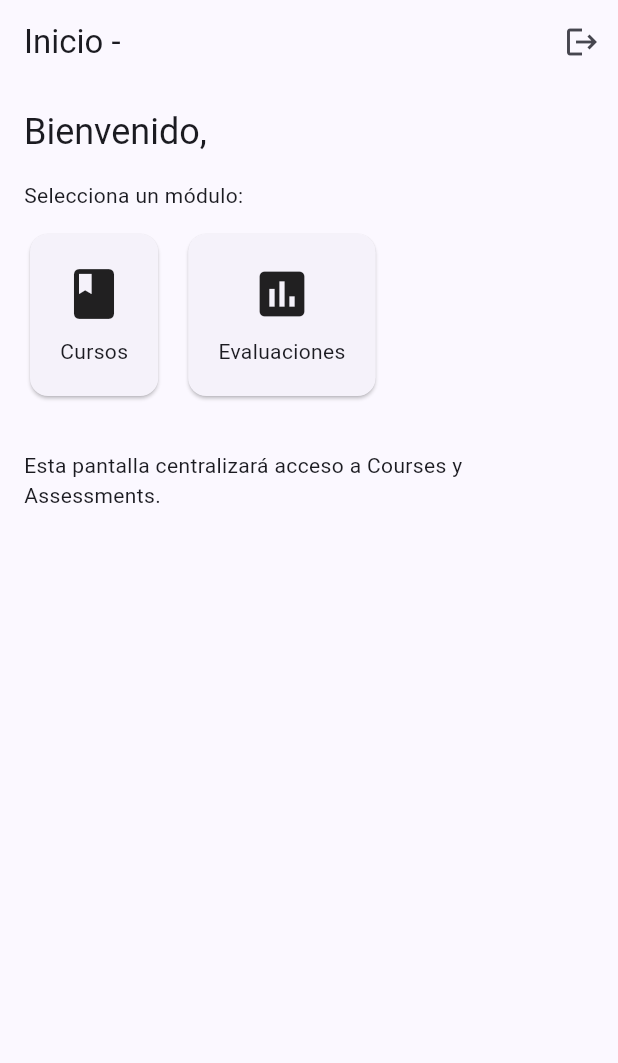
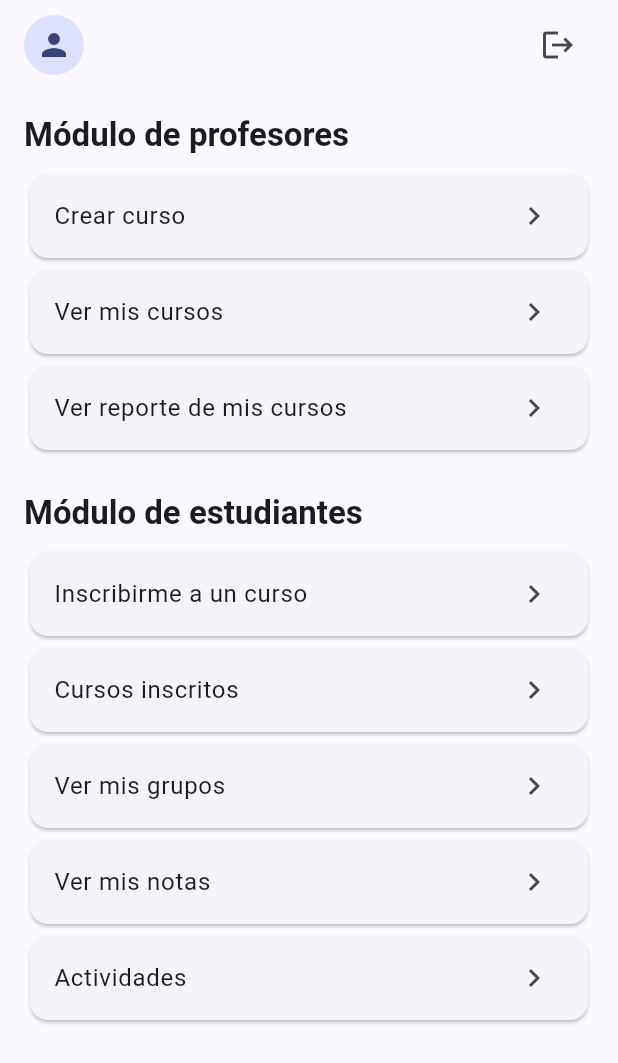
Before and after one commit to justineban/Student-Eval-App, a Flutter app: the HomePage screen opened directly, on a phone screen of 412 x 824 dp. Shown: the top 1063 px of the screen. Run offline on Flutter 3.47's test engine with Material 3 defaults, Android fonts, the phone set to English and light mode, and no system bars; our stand-ins replace get, hive, hive_flutter; accounts and stored records are empty.

Commit message:
Hive Implementation

```diff
--- a/lib/core/storage/hive_boxes.dart
+++ b/lib/core/storage/hive_boxes.dart
@@ -1,4 +1,6 @@
 class HiveBoxes {
   static const users = 'auth_users';
   static const session = 'auth_session';
+  static const courses = 'courses';
+  static const teacherCourses = 'teacher_courses_index';
 }
--- a/lib/core/storage/hive_init.dart
+++ b/lib/core/storage/hive_init.dart
@@ -7,5 +7,7 @@ Future<void> initHive() async {
   await Future.wait([
     Hive.openBox(HiveBoxes.users),
     Hive.openBox(HiveBoxes.session),
+    Hive.openBox(HiveBoxes.courses),
+    Hive.openBox(HiveBoxes.teacherCourses),
   ]);
 }
--- a/lib/features/auth/domain/repositories/auth_repository.dart
+++ b/lib/features/auth/domain/repositories/auth_repository.dart
@@ -8,4 +8,5 @@ abstract class AuthRepository {
   Future<UserModel?> register({required String name, required String email, required String password});
   Future<void> logout();
   UserModel? get currentUser;
+  Future<UserModel?> restoreSession();
 }
--- /dev/null
+++ b/lib/features/auth/domain/use_cases/restore_session_use_case.dart
@@ -0,0 +1,9 @@
+import '../repositories/auth_repository.dart';
+import '../models/user_model.dart';
+
+class RestoreSessionUseCase {
+  final AuthRepository repository;
+  RestoreSessionUseCase(this.repository);
+
+  Future<UserModel?> call() => repository.restoreSession();
+}
--- /dev/null
+++ b/lib/features/courses/data/datasources/course_local_datasource.dart
@@ -0,0 +1,98 @@
+import 'package:hive/hive.dart';
+import '../../../../core/storage/hive_boxes.dart';
+import '../../domain/models/course_model.dart';
+
+abstract class CourseLocalDataSource {
+  Future<CourseModel> saveCourse(CourseModel course);
+  Future<List<CourseModel>> fetchCoursesByTeacher(String teacherId);
+}
+
+class InMemoryCourseLocalDataSource implements CourseLocalDataSource {
+  final List<CourseModel> _courses = [];
+
+  @override
+  Future<CourseModel> saveCourse(CourseModel course) async {
+    _courses.add(course);
+    return course;
+  }
+
+  @override
+  Future<List<CourseModel>> fetchCoursesByTeacher(String teacherId) async {
+    return _courses.where((c) => c.teacherId == teacherId).toList();
+  }
+}
+
+class HiveCourseLocalDataSource implements CourseLocalDataSource {
+  late final Box _coursesBox; // stores course maps keyed by course id
+  late final Box _teacherIndexBox; // maps teacherId -> List<String> courseIds
+
+  HiveCourseLocalDataSource({Box? coursesBox, Box? teacherIndexBox}) {
+    _coursesBox = coursesBox ?? Hive.box(HiveBoxes.courses);
+    _teacherIndexBox = teacherIndexBox ?? Hive.box(HiveBoxes.teacherCourses);
+  }
+
+  @override
+  Future<CourseModel> saveCourse(CourseModel course) async {
+    await _coursesBox.put(course.id, _toMap(course));
+    final key = course.teacherId;
+    final existing = (_teacherIndexBox.get(key) as List?)?.cast<String>() ?? <String>[];
+    if (!existing.contains(course.id)) {
+      existing.add(course.id);
+      await _teacherIndexBox.put(key, existing);
+    }
+    return course;
+  }
+
+  @override
+  Future<List<CourseModel>> fetchCoursesByTeacher(String teacherId) async {
+    final ids = (_teacherIndexBox.get(teacherId) as List?)?.cast<String>() ?? const <String>[];
+    final List<CourseModel> result = [];
+    for (final id in ids) {
+      final data = _coursesBox.get(id);
+      if (data is Map) {
+        result.add(_fromMap(data));
+      }
+    }
+    return result;
+  }
+
+  Map<String, dynamic> _toMap(CourseModel c) => {
+        'id': c.id,
+        'name': c.name,
+        'description': c.description,
+        'teacherId': c.teacherId,
+        'registrationCode': c.registrationCode,
+        'studentIds': c.studentIds,
+        'invitations': c.invitations,
+      };
+
+  CourseModel _fromMap(Map map) => CourseModel(
+        id: map['id'] as String,
+        name: map['name'] as String,
+        description: map['description'] as String,
+        teacherId: map['teacherId'] as String,
+        registrationCode: map['registrationCode'] as String,
+        studentIds: (map['studentIds'] as List?)?.cast<String>(),
+        invitations: (map['invitations'] as List?)?.cast<String>(),
+      );
+}
+
+// Remote datasource placeholder for future API integration
+abstract class CourseRemoteDataSource {
+  Future<CourseModel> createRemoteCourse({required String name, required String description, required String teacherId});
+  Future<List<CourseModel>> fetchRemoteCoursesByTeacher(String teacherId);
+}
+
+class StubCourseRemoteDataSource implements CourseRemoteDataSource {
+  @override
+  Future<CourseModel> createRemoteCourse({required String name, required String description, required String teacherId}) async {
+    // TODO: implement API call
+    throw UnimplementedError('Remote createCourse not implemented');
+  }
+
+  @override
+  Future<List<CourseModel>> fetchRemoteCoursesByTeacher(String teacherId) async {
+    // TODO: implement API call
+    return [];
+  }
+}
--- /dev/null
+++ b/lib/features/courses/domain/repositories/course_repository.dart
@@ -0,0 +1,6 @@
+import '../models/course_model.dart';
+
+abstract class CourseRepository {
+  Future<CourseModel> createCourse({required String name, required String description, required String teacherId});
+  Future<List<CourseModel>> getCoursesByTeacher(String teacherId);
+}
--- /dev/null
+++ b/lib/features/courses/domain/use_cases/create_course_use_case.dart
@@ -0,0 +1,11 @@
+import '../repositories/course_repository.dart';
+import '../models/course_model.dart';
+
+class CreateCourseUseCase {
+  final CourseRepository repository;
+  CreateCourseUseCase(this.repository);
+
+  Future<CourseModel> call({required String name, required String description, required String teacherId}) {
+    return repository.createCourse(name: name, description: description, teacherId: teacherId);
+  }
+}
--- /dev/null
+++ b/lib/features/courses/domain/use_cases/get_teacher_courses_use_case.dart
@@ -0,0 +1,11 @@
+import '../repositories/course_repository.dart';
+import '../models/course_model.dart';
+
+class GetTeacherCoursesUseCase {
+  final CourseRepository repository;
+  GetTeacherCoursesUseCase(this.repository);
+
+  Future<List<CourseModel>> call(String teacherId) {
+    return repository.getCoursesByTeacher(teacherId);
+  }
+}
--- /dev/null
+++ b/lib/features/courses/ui/controllers/course_controller.dart
@@ -0,0 +1,42 @@
+import 'package:get/get.dart';
+import '../../domain/models/course_model.dart';
+import '../../domain/use_cases/create_course_use_case.dart';
+import '../../domain/use_cases/get_teacher_courses_use_case.dart';
+
+class CourseController extends GetxController {
+  final CreateCourseUseCase createCourseUseCase;
+  final GetTeacherCoursesUseCase getTeacherCoursesUseCase;
+  CourseController({required this.createCourseUseCase, required this.getTeacherCoursesUseCase});
+
+  final loading = false.obs;
+  final courses = <CourseModel>[].obs;
+  final error = RxnString();
+
+  Future<void> loadTeacherCourses(String teacherId) async {
+    loading.value = true;
+    error.value = null;
+    try {
+      final list = await getTeacherCoursesUseCase(teacherId);
+      courses.assignAll(list);
+    } catch (e) {
+      error.value = 'Error cargando cursos';
+    } finally {
+      loading.value = false;
+    }
+  }
+
+  Future<CourseModel?> createCourse({required String name, required String description, required String teacherId}) async {
+    loading.value = true;
+    error.value = null;
+    try {
+      final course = await createCourseUseCase(name: name, description: description, teacherId: teacherId);
+      courses.add(course);
+      return course;
+    } catch (e) {
+      error.value = 'Error creando curso';
+      return null;
+    } finally {
+      loading.value = false;
+    }
+  }
+}
--- a/lib/features/home/ui/pages/home_page.dart
+++ b/lib/features/home/ui/pages/home_page.dart
@@ -9,72 +9,104 @@ class HomePage extends StatelessWidget {
   Widget build(BuildContext context) {
     final controller = Get.put(HomeController());
     return Scaffold(
-      appBar: AppBar(
-        title: Obx(() => Text('Inicio - ${controller.userName}')),
-        actions: [
+      appBar: PreferredSize(
+        preferredSize: const Size.fromHeight(60),
+        child: SafeArea(
+          child: Container(
+            padding: const EdgeInsets.symmetric(horizontal: 16),
+            alignment: Alignment.center,
+            child: Row(
+              children: [
+                const CircleAvatar(child: Icon(Icons.person)),
+                const SizedBox(width: 12),
+                Obx(() => Text(controller.userName, style: Theme.of(context).textTheme.titleMedium)),
+                const Spacer(),
                 IconButton(
+                  tooltip: 'Cerrar sesión',
                   icon: const Icon(Icons.logout),
                   onPressed: controller.logout,
-            tooltip: 'Cerrar sesión',
-          )
+                ),
               ],
+            ),
+          ),
+        ),
       ),
       body: Padding(
         padding: const EdgeInsets.all(16),
+        child: SingleChildScrollView(
           child: Column(
             crossAxisAlignment: CrossAxisAlignment.start,
             children: [
-            Text('Bienvenido, ${controller.userName}', style: Theme.of(context).textTheme.headlineSmall),
-            const SizedBox(height: 16),
-            const Text('Selecciona un módulo:'),
-            const SizedBox(height: 12),
-            Wrap(
-              spacing: 12,
-              runSpacing: 12,
-              children: [
-                _HomeCard(
-                  icon: Icons.book,
-                  label: 'Cursos',
-                  onTap: controller.goToCourses,
-                ),
-                _HomeCard(
-                  icon: Icons.assessment,
-                  label: 'Evaluaciones',
-                  onTap: controller.goToAssessments,
-                ),
+              _SectionTitle('Módulo de profesores'),
+              const SizedBox(height: 8),
+              _ActionList(actions: const [
+                _ActionItem(label: 'Crear curso', actionKey: 'create_course'),
+                _ActionItem(label: 'Ver mis cursos', actionKey: 'list_courses'),
+                _ActionItem(label: 'Ver reporte de mis cursos'),
+              ]),
+              const SizedBox(height: 24),
+              _SectionTitle('Módulo de estudiantes'),
+              const SizedBox(height: 8),
+              _ActionList(actions: const [
+                _ActionItem(label: 'Inscribirme a un curso'),
+                _ActionItem(label: 'Cursos inscritos'),
+                _ActionItem(label: 'Ver mis grupos'),
+                _ActionItem(label: 'Ver mis notas'),
+                _ActionItem(label: 'Actividades'),
+              ]),
             ],
           ),
-            const SizedBox(height: 32),
-            const Text('Esta pantalla centralizará acceso a Courses y Assessments.'),
-          ],
         ),
       ),
     );
   }
 }
 
-class _HomeCard extends StatelessWidget {
-  final IconData icon;
+class _SectionTitle extends StatelessWidget {
+  final String text;
+  const _SectionTitle(this.text);
+  @override
+  Widget build(BuildContext context) => Text(
+        text,
+        style: Theme.of(context).textTheme.titleLarge?.copyWith(fontWeight: FontWeight.bold),
+      );
+}
+
+class _ActionItem {
   final String label;
-  final VoidCallback onTap;
-  const _HomeCard({required this.icon, required this.label, required this.onTap});
+  final String? actionKey; // used to map to controller methods
+  const _ActionItem({required this.label, this.actionKey});
+}
+
+class _ActionList extends StatelessWidget {
+  final List<_ActionItem> actions;
+  const _ActionList({required this.actions});
 
   @override
-  Widget build(BuildContext context) => Card(
-        child: InkWell(
-          onTap: onTap,
-          borderRadius: BorderRadius.circular(8),
-          child: Padding(
-            padding: const EdgeInsets.all(20),
-            child: Column(
-              mainAxisSize: MainAxisSize.min,
-              children: [
-                Icon(icon, size: 40),
-                const SizedBox(height: 8),
-                Text(label),
-              ],
+  Widget build(BuildContext context) {
+    final home = Get.find<HomeController>();
+    return Column(
+      children: actions
+          .map((a) => Card(
+                child: ListTile(
+                  title: Text(a.label),
+                  trailing: const Icon(Icons.chevron_right),
+                  onTap: () {
+                    switch (a.actionKey) {
+                      case 'create_course':
+                        home.goToCreateCourse();
+                        break;
+                      case 'list_courses':
+                        home.goToCourses();
+                        break;
+                      default:
+                        // otros aun no implementados
+                        break;
+                    }
+                  },
                 ),
-          ),
-        ),
+              ))
+          .toList(),
     );
   }
+}
```
Also changed, not shown: lib/features/auth/data/datasources/auth_local_datasource.dart (+15 -4 lines), lib/features/auth/data/repositories/auth_repository_impl.dart (+10 -0 lines), lib/features/auth/ui/controllers/auth_binding.dart (+27 -0 lines), lib/features/auth/ui/controllers/auth_controller.dart (+21 -0 lines), lib/features/auth/ui/controllers/auth_provider.dart (deleted, +0 -46 lines), lib/features/courses/data/repositories/course_repository_impl.dart (added, +38 -0 lines), lib/features/courses/ui/pages/add_course_page.dart (+30 -6 lines), lib/features/courses/ui/pages/course_list_page.dart (+37 -21 lines), lib/features/home/ui/controllers/home_controller.dart (+9 -2 lines). Lines whose indentation alone changed are shown as unchanged.
